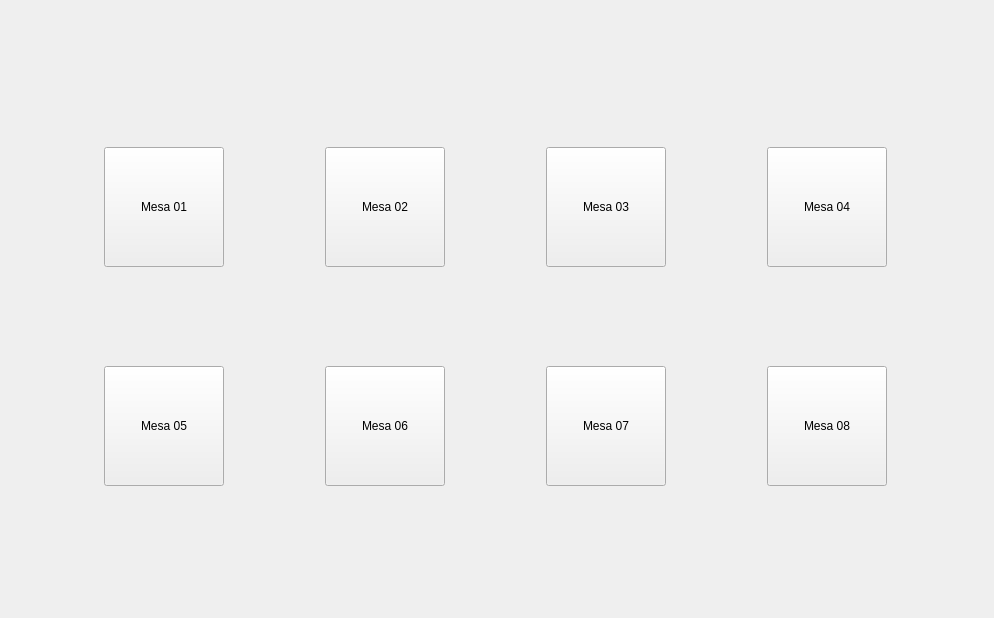
This is desktop/windows/form_orders/mesas.ui in hnmcano/unique as Qt 5 draws it before an edit. The edited form follows.
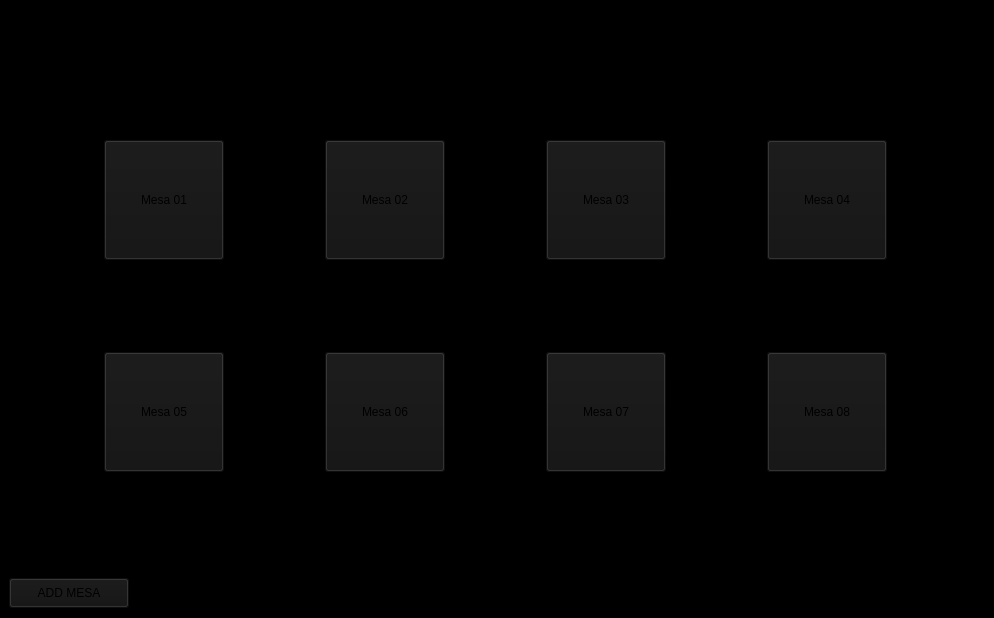
This is the edited form.

```diff
--- a/desktop/windows/form_orders/mesas.ui
+++ b/desktop/windows/form_orders/mesas.ui
@@ -13,6 +13,21 @@
   <property name="windowTitle">
    <string>MESAS</string>
   </property>
+  <property name="styleSheet">
+   <string notr="true">#centralwidget {
+	background-color:black;
+}
+
+#centralwidget QPushButton{
+
+	background-color: #131314;
+
+}
+
+#centralwidget QPushButton:hover{
+	background-color: #3c3c3c;
+}</string>
+  </property>
   <widget class="QWidget" name="centralwidget">
    <layout class="QVBoxLayout" name="verticalLayout">
     <property name="spacing">
@@ -49,7 +64,7 @@
        <string notr="true"/>
       </property>
       <layout class="QGridLayout" name="gridLayout">
-       <item row="0" column="2">
+       <item row="0" column="0">
         <widget class="QPushButton" name="Mesa_01">
          <property name="minimumSize">
           <size>
@@ -71,7 +86,51 @@
          </property>
         </widget>
        </item>
-       <item row="0" column="3">
+       <item row="1" column="0">
+        <widget class="QPushButton" name="Mesa_05">
+         <property name="minimumSize">
+          <size>
+           <width>120</width>
+           <height>120</height>
+          </size>
+         </property>
+         <property name="maximumSize">
+          <size>
+           <width>120</width>
+           <height>120</height>
+          </size>
+         </property>
+         <property name="styleSheet">
+          <string notr="true"/>
+         </property>
+         <property name="text">
+          <string>Mesa 05</string>
+         </property>
+        </widget>
+       </item>
+       <item row="1" column="1">
+        <widget class="QPushButton" name="Mesa_06">
+         <property name="minimumSize">
+          <size>
+           <width>120</width>
+           <height>120</height>
+          </size>
+         </property>
+         <property name="maximumSize">
+          <size>
+           <width>120</width>
+           <height>120</height>
+          </size>
+         </property>
+         <property name="styleSheet">
+          <string notr="true"/>
+         </property>
+         <property name="text">
+          <string>Mesa 06</string>
+         </property>
+        </widget>
+       </item>
+       <item row="0" column="1">
         <widget class="QPushButton" name="Mesa_02">
          <property name="minimumSize">
           <size>
@@ -93,7 +152,7 @@
          </property>
         </widget>
        </item>
-       <item row="0" column="4">
+       <item row="0" column="2">
         <widget class="QPushButton" name="Mesa_03">
          <property name="minimumSize">
           <size>
@@ -115,29 +174,7 @@
          </property>
         </widget>
        </item>
-       <item row="0" column="5">
-        <widget class="QPushButton" name="Mesa_04">
-         <property name="minimumSize">
-          <size>
-           <width>120</width>
-           <height>120</height>
-          </size>
-         </property>
-         <property name="maximumSize">
-          <size>
-           <width>120</width>
-           <height>120</height>
-          </size>
-         </property>
-         <property name="styleSheet">
-          <string notr="true"/>
-         </property>
-         <property name="text">
-          <string>Mesa 04</string>
-         </property>
-        </widget>
-       </item>
-       <item row="1" column="4">
+       <item row="1" column="2">
         <widget class="QPushButton" name="Mesa_07">
          <property name="minimumSize">
           <size>
@@ -160,50 +197,6 @@
         </widget>
        </item>
        <item row="1" column="3">
-        <widget class="QPushButton" name="Mesa_06">
-         <property name="minimumSize">
-          <size>
-           <width>120</width>
-           <height>120</height>
-          </size>
-         </property>
-         <property name="maximumSize">
-          <size>
-           <width>120</width>
-           <height>120</height>
-          </size>
-         </property>
-         <property name="styleSheet">
-          <string notr="true"/>
-         </property>
-         <property name="text">
-          <string>Mesa 06</string>
-         </property>
-        </widget>
-       </item>
-       <item row="1" column="2">
-        <widget class="QPushButton" name="Mesa_05">
-         <property name="minimumSize">
-          <size>
-           <width>120</width>
-           <height>120</height>
-          </size>
-         </property>
-         <property name="maximumSize">
-          <size>
-           <width>120</width>
-           <height>120</height>
-          </size>
-         </property>
-         <property name="styleSheet">
-          <string notr="true"/>
-         </property>
-         <property name="text">
-          <string>Mesa 05</string>
-         </property>
-        </widget>
-       </item>
-       <item row="1" column="5">
         <widget class="QPushButton" name="Mesa_08">
          <property name="minimumSize">
           <size>
@@ -225,6 +218,28 @@
          </property>
         </widget>
        </item>
+       <item row="0" column="3">
+        <widget class="QPushButton" name="Mesa_04">
+         <property name="minimumSize">
+          <size>
+           <width>120</width>
+           <height>120</height>
+          </size>
+         </property>
+         <property name="maximumSize">
+          <size>
+           <width>120</width>
+           <height>120</height>
+          </size>
+         </property>
+         <property name="styleSheet">
+          <string notr="true"/>
+         </property>
+         <property name="text">
+          <string>Mesa 04</string>
+         </property>
+        </widget>
+       </item>
       </layout>
      </widget>
     </item>
@@ -233,12 +248,27 @@
       <property name="maximumSize">
        <size>
         <width>16777215</width>
-        <height>30</height>
+        <height>50</height>
        </size>
       </property>
       <property name="styleSheet">
        <string notr="true"/>
       </property>
+      <layout class="QVBoxLayout" name="verticalLayout_2">
+       <item>
+        <widget class="QPushButton" name="btn_add_mesa">
+         <property name="maximumSize">
+          <size>
+           <width>120</width>
+           <height>30</height>
+          </size>
+         </property>
+         <property name="text">
+          <string>ADD MESA</string>
+         </property>
+        </widget>
+       </item>
+      </layout>
      </widget>
     </item>
    </layout>
```
